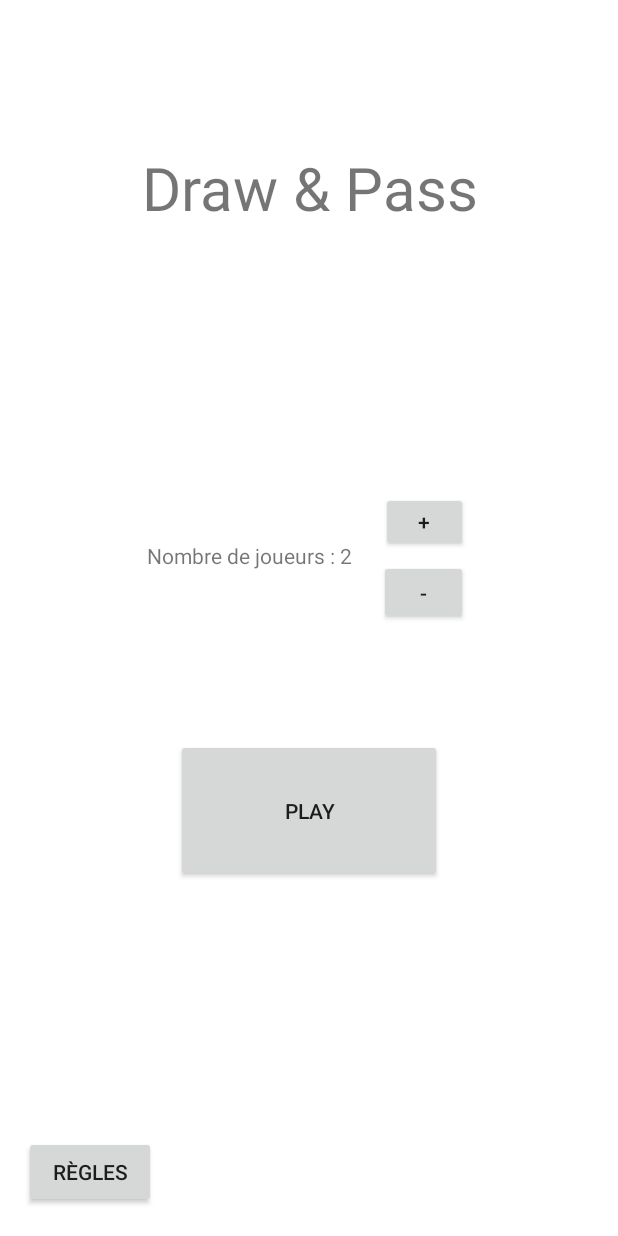
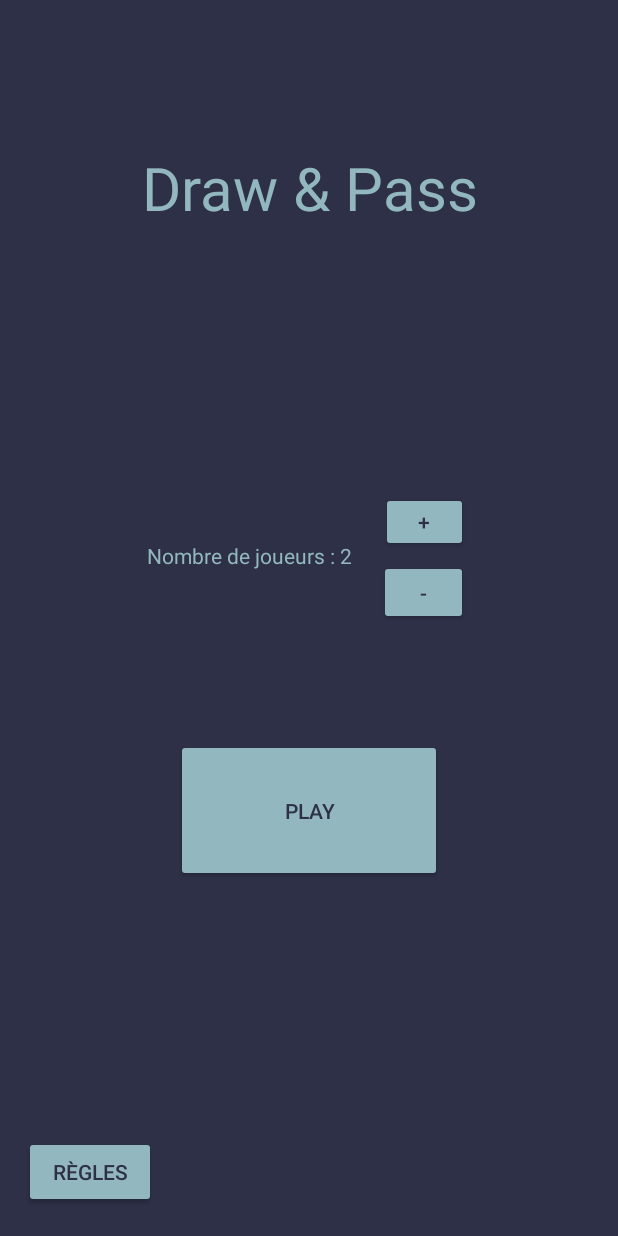
Before and after one commit to Akazolantin/Android_project_HEI4, an Android app: the screen it shows after launch (MainActivity), on a phone screen of 412 x 824 dp. Run offline under Robolectric (Android 15) with nearby library versions, the phone set to English and light mode, and no system bars.

Commit message:
couleurs différents layout

```diff
--- a/app/src/main/AndroidManifest.xml
+++ b/app/src/main/AndroidManifest.xml
@@ -4,6 +4,7 @@
 
     <uses-permission android:name="android.permission.READ_EXTERNAL_STORAGE"/>
     <uses-permission android:name="android.permission.WRITE_EXTERNAL_STORAGE"/>
+    <uses-permission android:name="android.permission.CAMERA"/>
     <protected-broadcast android:name="android.intent.action.MEDIA_MOUNTED" />
 
     <application
--- a/app/src/main/res/layout/activity_start_game.xml
+++ b/app/src/main/res/layout/activity_start_game.xml
@@ -6,6 +6,8 @@
     android:layout_height="match_parent"
     tools:context=".Start_game"
     android:orientation="vertical"
+    android:background="#2D3047"
+
     >
 
     <LinearLayout
@@ -25,7 +27,8 @@
             android:layout_margin="50dp"
             android:gravity="center"
             android:text="Draw &amp; Pass"
-            android:textSize="40dp" />
+            android:textSize="40dp"
+            android:textColor="#93B7BE"/>
     </LinearLayout>
 
     <TextView
@@ -40,7 +43,9 @@
         app:layout_constraintHorizontal_bias="0.357"
         app:layout_constraintStart_toStartOf="parent"
         app:layout_constraintTop_toTopOf="parent"
-        app:layout_constraintVertical_bias="0.448" />
+        app:layout_constraintVertical_bias="0.448"
+        android:textColorHint="#93B7BE"
+        android:textColor="#93B7BE"/>
 
 
 
@@ -53,7 +58,9 @@
         app:layout_constraintEnd_toEndOf="parent"
         app:layout_constraintStart_toStartOf="parent"
         app:layout_constraintTop_toTopOf="parent"
-        app:layout_constraintVertical_bias="0.676" />
+        app:layout_constraintVertical_bias="0.676"
+        android:backgroundTint="#93B7BE"
+        android:textColor="#2D3047"/>
 
     <Button
         android:id="@+id/activity_increment_button"
@@ -64,7 +71,10 @@
         app:layout_constraintBottom_toBottomOf="parent"
         app:layout_constraintEnd_toEndOf="parent"
         app:layout_constraintTop_toTopOf="parent"
-        app:layout_constraintVertical_bias="0.418" />
+        app:layout_constraintVertical_bias="0.418"
+        android:backgroundTint="#93B7BE"
+        android:textColor="#2D3047"
+        />
 
     <Button
         android:id="@+id/activity_decrement_button"
@@ -75,7 +85,9 @@
         app:layout_constraintBottom_toBottomOf="parent"
         app:layout_constraintEnd_toEndOf="parent"
         app:layout_constraintTop_toTopOf="parent"
-        app:layout_constraintVertical_bias="0.478" />
+        app:layout_constraintVertical_bias="0.478"
+        android:backgroundTint="#93B7BE"
+        android:textColor="#2D3047"/>
 
     <Button
         android:id="@+id/activity_rules_button"
@@ -87,7 +99,9 @@
         app:layout_constraintHorizontal_bias="0.049"
         app:layout_constraintStart_toStartOf="parent"
         app:layout_constraintTop_toTopOf="parent"
-        app:layout_constraintVertical_bias="0.976" />
+        app:layout_constraintVertical_bias="0.976"
+        android:backgroundTint="#93B7BE"
+        android:textColor="#2D3047"/>
 
 
 </androidx.constraintlayout.widget.ConstraintLayout>
```
Also changed, not shown: app/src/main/java/com/example/draw_and_pass/Transition.java (+124 -7 lines), app/src/main/java/com/example/draw_and_pass/User.java (+7 -1 lines), app/src/main/res/layout/activity_guess_the_word.xml (+15 -8 lines), app/src/main/res/layout/activity_transition.xml (+16 -4 lines), app/src/main/res/layout/activity_transition_alt.xml (+13 -3 lines), app/src/main/res/drawable/photocamera.png (added).
